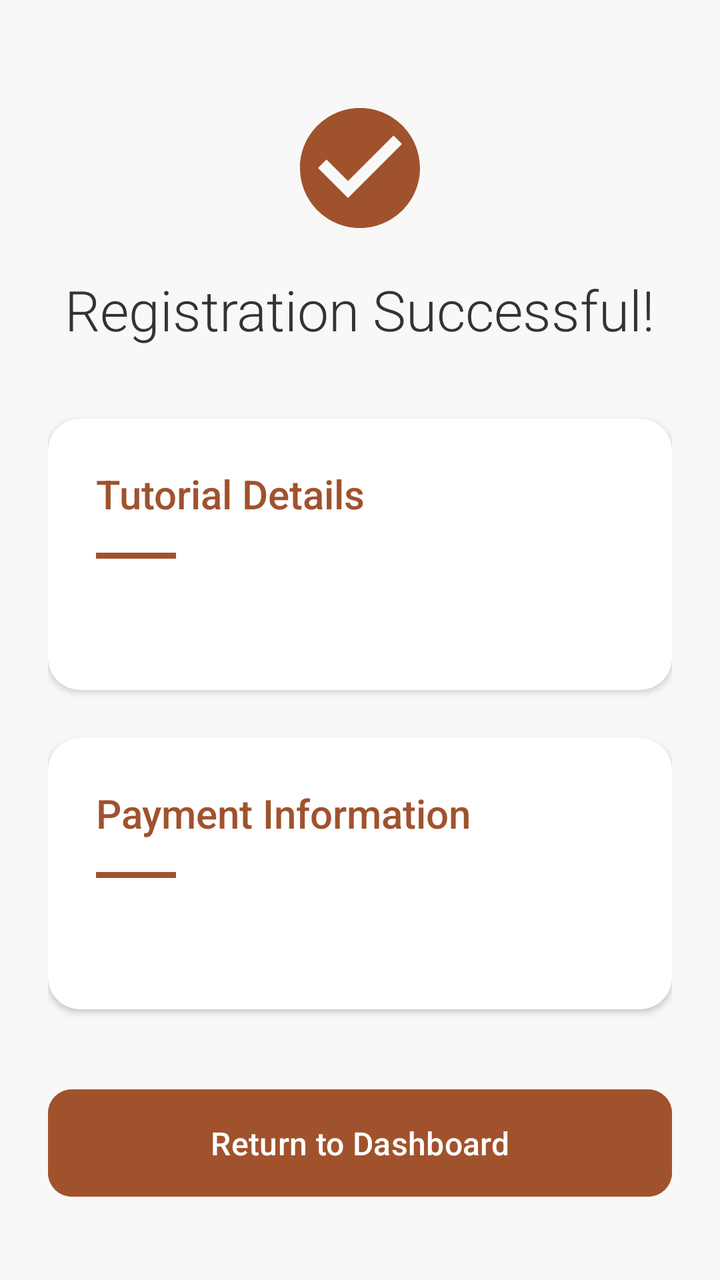
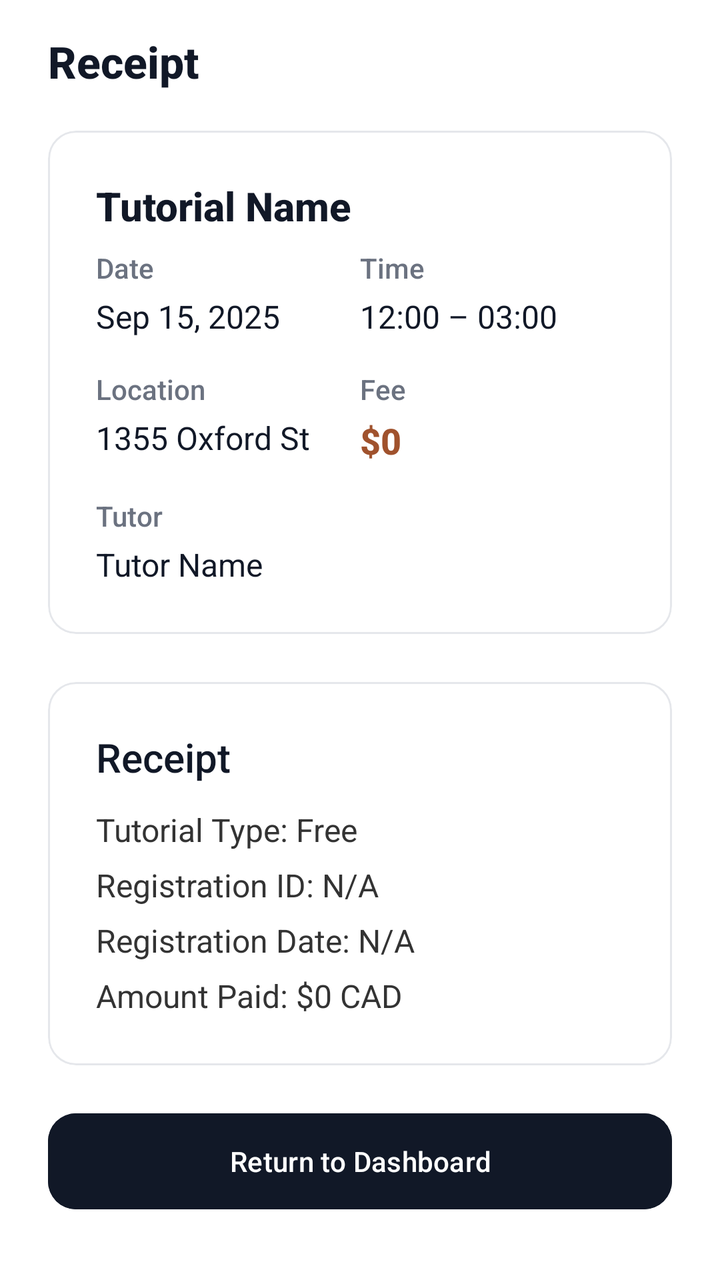

An Android layout rendered at two revisions. The XML below is the earlier revision; the diff shows what the commit changed to produce the second picture.
<!-- AndroidManifest.xml: application theme Theme.Csci3130Group1 -->
<!-- res/layout/activity_registration_confirmation.xml -->
<?xml version="1.0" encoding="utf-8"?>
<ScrollView xmlns:android="http://schemas.android.com/apk/res/android"
    xmlns:app="http://schemas.android.com/apk/res-auto"
    android:layout_width="match_parent"
    android:layout_height="match_parent"
    android:background="#F8F8F8"
    android:fillViewport="true">

    <LinearLayout
        android:layout_width="match_parent"
        android:layout_height="wrap_content"
        android:orientation="vertical"
        android:paddingHorizontal="24dp"
        android:paddingTop="48dp"
        android:paddingBottom="32dp"
        android:gravity="center_horizontal">

        
        <ImageView
            android:layout_width="72dp"
            android:layout_height="72dp"
            android:src="@drawable/ic_check_circle"
            app:tint="#A0522D"
            android:layout_marginBottom="16dp"
            android:contentDescription="Success Icon" />

        
        <TextView
            android:id="@+id/confirmation_text"
            android:layout_width="wrap_content"
            android:layout_height="wrap_content"
            android:text="Registration Successful!"
            android:textSize="28sp"
            android:fontFamily="sans-serif-light"
            android:textColor="#333333"
            android:layout_marginBottom="36dp" />

        
        <androidx.cardview.widget.CardView
            android:layout_width="match_parent"
            android:layout_height="wrap_content"
            android:layout_marginBottom="24dp"
            app:cardCornerRadius="16dp"
            app:cardElevation="2dp"
            app:cardBackgroundColor="#FFFFFF">

            <LinearLayout
                android:layout_width="match_parent"
                android:layout_height="wrap_content"
                android:orientation="vertical"
                android:padding="24dp">

                
                <TextView
                    android:layout_width="match_parent"
                    android:layout_height="wrap_content"
                    android:text="Tutorial Details"
                    android:textSize="20sp"
                    android:fontFamily="sans-serif-medium"
                    android:textColor="#A0522D"
                    android:layout_marginBottom="16dp" />

                <View
                    android:layout_width="40dp"
                    android:layout_height="3dp"
                    android:background="#A0522D"
                    android:layout_marginBottom="20dp" />

                
                <TextView
                    android:id="@+id/tutorial_details_text"
                    android:layout_width="match_parent"
                    android:layout_height="wrap_content"
                    android:textSize="16sp"
                    android:textColor="#333333"
                    android:lineSpacingExtra="6dp"
                    android:fontFamily="sans-serif" />
            </LinearLayout>
        </androidx.cardview.widget.CardView>

        
        <androidx.cardview.widget.CardView
            android:layout_width="match_parent"
            android:layout_height="wrap_content"
            android:layout_marginBottom="36dp"
            app:cardCornerRadius="16dp"
            app:cardElevation="2dp"
            app:cardBackgroundColor="#FFFFFF">

            <LinearLayout
                android:layout_width="match_parent"
                android:layout_height="wrap_content"
                android:orientation="vertical"
                android:padding="24dp">

                
                <TextView
                    android:layout_width="match_parent"
                    android:layout_height="wrap_content"
                    android:text="Payment Information"
                    android:textSize="20sp"
                    android:fontFamily="sans-serif-medium"
                    android:textColor="#A0522D"
                    android:layout_marginBottom="16dp" />

                <View
                    android:layout_width="40dp"
                    android:layout_height="3dp"
                    android:background="#A0522D"
                    android:layout_marginBottom="20dp" />

                
                <TextView
                    android:id="@+id/payment_details_text"
                    android:layout_width="match_parent"
                    android:layout_height="wrap_content"
                    android:textSize="16sp"
                    android:textColor="#333333"
                    android:lineSpacingExtra="6dp"
                    android:fontFamily="sans-serif" />
            </LinearLayout>
        </androidx.cardview.widget.CardView>

        
        <Button
            android:id="@+id/done_button"
            android:layout_width="match_parent"
            android:layout_height="wrap_content"
            android:text="Return to Dashboard"
            android:backgroundTint="#A0522D"
            android:textColor="#FFFFFF"
            android:padding="16dp"
            android:textSize="16sp"
            app:cornerRadius="12dp"
            android:elevation="0dp"
            android:textAllCaps="false"
            android:fontFamily="sans-serif-medium" />

    </LinearLayout>
</ScrollView>
<!-- resources referenced by this layout -->
<resources>
  <!-- drawable ic_check_circle (drawable) -->
  <?xml version="1.0" encoding="utf-8"?>
  <vector xmlns:android="http://schemas.android.com/apk/res/android"
      android:width="24dp"
      android:height="24dp"
      android:viewportWidth="24.0"
      android:viewportHeight="24.0">
      <path
          android:fillColor="#FF000000"
          android:pathData="M12,2C6.48,2 2,6.48 2,12s4.48,10 10,10 10,-4.48 10,-10S17.52,2 12,2zM10,17l-5,-5 1.41,-1.41L10,14.17l7.59,-7.59L19,8l-9,9z"/>
  </vector>
  <style name="Theme.Csci3130Group1" parent="Base.Theme.Csci3130Group1" />
  <style name="Base.Theme.Csci3130Group1" parent="Theme.Material3.DayNight.NoActionBar">
          
          <item name="colorPrimary">#111827</item>
          <item name="colorOnPrimary">#FFFFFF</item>
          <item name="colorSecondary">#6B7280</item>
          <item name="colorOnSecondary">#FFFFFF</item>
          
          <item name="colorPrimaryContainer">#F3F4F6</item>
          <item name="colorOnPrimaryContainer">#111827</item>
          <item name="colorSecondaryContainer">#F3F4F6</item>
          <item name="colorOnSecondaryContainer">#111827</item>
          <item name="colorTertiary">#9CA3AF</item>
          <item name="colorSurface">#FFFFFF</item>
          <item name="colorOnSurface">#111827</item>
          <item name="colorOutline">#E5E7EB</item>
          <item name="android:navigationBarColor">#FFFFFF</item>
          <item name="android:statusBarColor">#FFFFFF</item>
      </style>
</resources>

<!-- the commit's change to res/layout/activity_registration_confirmation.xml (unified diff, before → after) -->
@@ -3,7 +3,7 @@
     xmlns:app="http://schemas.android.com/apk/res-auto"
     android:layout_width="match_parent"
     android:layout_height="match_parent"
-    android:background="#F8F8F8"
+    android:background="#FFFFFF"
     android:fillViewport="true">
 
     <LinearLayout
@@ -11,38 +11,32 @@
         android:layout_height="wrap_content"
         android:orientation="vertical"
         android:paddingHorizontal="24dp"
-        android:paddingTop="48dp"
+        android:paddingTop="16dp"
         android:paddingBottom="32dp"
-        android:gravity="center_horizontal">
-
-        
-        <ImageView
-            android:layout_width="72dp"
-            android:layout_height="72dp"
-            android:src="@drawable/ic_check_circle"
-            app:tint="#A0522D"
-            android:layout_marginBottom="16dp"
-            android:contentDescription="Success Icon" />
+        android:gravity="start">
 
         
         <TextView
             android:id="@+id/confirmation_text"
             android:layout_width="wrap_content"
             android:layout_height="wrap_content"
-            android:text="Registration Successful!"
-            android:textSize="28sp"
-            android:fontFamily="sans-serif-light"
-            android:textColor="#333333"
-            android:layout_marginBottom="36dp" />
-
-        
-        <androidx.cardview.widget.CardView
+            android:text="Receipt"
+            android:textSize="22sp"
+            android:fontFamily="sans-serif-medium"
+            android:textStyle="bold"
+            android:textColor="#111827"
+            android:layout_marginBottom="20dp" />
+
+        
+        <com.google.android.material.card.MaterialCardView
             android:layout_width="match_parent"
             android:layout_height="wrap_content"
             android:layout_marginBottom="24dp"
-            app:cardCornerRadius="16dp"
-            app:cardElevation="2dp"
-            app:cardBackgroundColor="#FFFFFF">
+            app:cardCornerRadius="14dp"
+            app:cardElevation="0dp"
+            app:cardBackgroundColor="#FFFFFF"
+            app:strokeColor="#E5E7EB"
+            app:strokeWidth="1dp">
 
             <LinearLayout
                 android:layout_width="match_parent"
@@ -52,40 +46,182 @@
 
                 
                 <TextView
-                    android:layout_width="match_parent"
-                    android:layout_height="wrap_content"
-                    android:text="Tutorial Details"
+                    android:id="@+id/receiptTutorialName"
+                    android:layout_width="match_parent"
+                    android:layout_height="wrap_content"
+                    android:text="Tutorial Name"
                     android:textSize="20sp"
+                    android:textStyle="bold"
+                    android:textColor="#111827"
                     android:fontFamily="sans-serif-medium"
-                    android:textColor="#A0522D"
-                    android:layout_marginBottom="16dp" />
-
-                <View
-                    android:layout_width="40dp"
-                    android:layout_height="3dp"
-                    android:background="#A0522D"
-                    android:layout_marginBottom="20dp" />
+                    android:layout_marginBottom="8dp"/>
 
                 
                 <TextView
-                    android:id="@+id/tutorial_details_text"
-                    android:layout_width="match_parent"
-                    android:layout_height="wrap_content"
-                    android:textSize="16sp"
-                    android:textColor="#333333"
-                    android:lineSpacingExtra="6dp"
-                    android:fontFamily="sans-serif" />
+                    android:id="@+id/receiptTutorialSubject"
+                    android:layout_width="match_parent"
+                    android:layout_height="wrap_content"
+                    android:text="Subject"
+                    android:textSize="14sp"
+                    android:textColor="#6B7280"
+                    android:fontFamily="sans-serif-medium"
+                    android:layout_marginBottom="20dp"
+                    android:visibility="gone"/>
+
+                
+                <LinearLayout
+                    android:layout_width="match_parent"
+                    android:layout_height="wrap_content"
+                    android:orientation="horizontal"
+                    android:layout_marginBottom="16dp">
+
+                    <LinearLayout
+                        android:layout_width="0dp"
+                        android:layout_height="wrap_content"
+                        android:layout_weight="1"
+                        android:orientation="vertical">
+
+                        <TextView
+                            android:layout_width="wrap_content"
+                            android:layout_height="wrap_content"
+                            android:text="Date"
+                            android:textSize="14sp"
+                            android:textColor="#6B7280"
+                            android:fontFamily="sans-serif-medium"/>
+
+                        <TextView
+                            android:id="@+id/receiptTutorialDate"
+                            android:layout_width="wrap_content"
+                            android:layout_height="wrap_content"
+                            android:text="Sep 15, 2025"
+                            android:textSize="16sp"
+                            android:textColor="#111827"
+                            android:fontFamily="sans-serif"
+                            android:layout_marginTop="4dp"/>
+                    </LinearLayout>
+
+                    <LinearLayout
+                        android:layout_width="0dp"
+                        android:layout_height="wrap_content"
+                        android:layout_weight="1"
+                        android:orientation="vertical">
+
+                        <TextView
+                            android:layout_width="wrap_content"
+                            android:layout_height="wrap_content"
+                            android:text="Time"
+                            android:textSize="14sp"
+                            android:textColor="#6B7280"
+                            android:fontFamily="sans-serif-medium"/>
+
+                        <TextView
+                            android:id="@+id/receiptTutorialTime"
+                            android:layout_width="wrap_content"
+                            android:layout_height="wrap_content"
+                            android:text="12:00 – 03:00"
+                            android:textSize="16sp"
+                            android:textColor="#111827"
+                            android:fontFamily="sans-serif"
+                            android:layout_marginTop="4dp"/>
+                    </LinearLayout>
+                </LinearLayout>
+
+                
+                <LinearLayout
+                    android:layout_width="match_parent"
+                    android:layout_height="wrap_content"
+                    android:orientation="horizontal"
+                    android:layout_marginBottom="16dp">
+
+                    <LinearLayout
+                        android:layout_width="0dp"
+                        android:layout_height="wrap_content"
+                        android:layout_weight="1"
+                        android:orientation="vertical">
+
+                        <TextView
+                            android:layout_width="wrap_content"
+                            android:layout_height="wrap_content"
+                            android:text="Location"
+                            android:textSize="14sp"
+                            android:textColor="#6B7280"
+                            android:fontFamily="sans-serif-medium"/>
+
+                        <TextView
+                            android:id="@+id/receiptTutorialLocation"
+                            android:layout_width="wrap_content"
+                            android:layout_height="wrap_content"
+                            android:text="1355 Oxford St"
+                            android:textSize="16sp"
+                            android:textColor="#111827"
+                            android:fontFamily="sans-serif"
+                            android:layout_marginTop="4dp"/>
+                    </LinearLayout>
+
+                    <LinearLayout
+                        android:layout_width="0dp"
+                        android:layout_height="wrap_content"
+                        android:layout_weight="1"
+                        android:orientation="vertical">
+
+                        <TextView
+                            android:layout_width="wrap_content"
+                            android:layout_height="wrap_content"
+                            android:text="Fee"
+                            android:textSize="14sp"
+                            android:textColor="#6B7280"
+                            android:fontFamily="sans-serif-medium"/>
+
+                        <TextView
+                            android:id="@+id/receiptTutorialFee"
+                            android:layout_width="wrap_content"
+                            android:layout_height="wrap_content"
+                            android:text="$0"
+                            android:textSize="18sp"
+                            android:textStyle="bold"
+                            android:textColor="#A0522D"
+                            android:fontFamily="sans-serif-medium"
+                            android:layout_marginTop="4dp"/>
+                    </LinearLayout>
+                </LinearLayout>
+
+                
+                <LinearLayout
+                    android:layout_width="match_parent"
+                    android:layout_height="wrap_content"
+                    android:orientation="vertical">
+
+                    <TextView
+                        android:layout_width="wrap_content"
+                        android:layout_height="wrap_content"
+                        android:text="Tutor"
+                        android:textSize="14sp"
+                        android:textColor="#6B7280"
+                        android:fontFamily="sans-serif-medium"/>
+
+                    <TextView
+                        android:id="@+id/receiptTutorName"
+                        android:layout_width="wrap_content"
+                        android:layout_height="wrap_content"
+                        android:text="Tutor Name"
+                        android:textSize="16sp"
+                        android:textColor="#111827"
+                        android:fontFamily="sans-serif"
+                        android:layout_marginTop="4dp"/>
+                </LinearLayout>
             </LinearLayout>
-        </androidx.cardview.widget.CardView>
-
-        
-        <androidx.cardview.widget.CardView
+        </com.google.android.material.card.MaterialCardView>
+
+        
+        <com.google.android.material.card.MaterialCardView
             android:layout_width="match_parent"
             android:layout_height="wrap_content"
-            android:layout_marginBottom="36dp"
-            app:cardCornerRadius="16dp"
-            app:cardElevation="2dp"
-            app:cardBackgroundColor="#FFFFFF">
+            android:layout_marginBottom="24dp"
+            app:cardCornerRadius="14dp"
+            app:cardElevation="0dp"
+            app:cardBackgroundColor="#FFFFFF"
+            app:strokeColor="#E5E7EB"
+            app:strokeWidth="1dp">
 
             <LinearLayout
                 android:layout_width="match_parent"
@@ -93,48 +229,71 @@
                 android:orientation="vertical"
                 android:padding="24dp">
 
-                
                 <TextView
                     android:layout_width="match_parent"
                     android:layout_height="wrap_content"
-                    android:text="Payment Information"
+                    android:text="Receipt"
                     android:textSize="20sp"
                     android:fontFamily="sans-serif-medium"
-                    android:textColor="#A0522D"
-                    android:layout_marginBottom="16dp" />
-
-                <View
-                    android:layout_width="40dp"
-                    android:layout_height="3dp"
-                    android:background="#A0522D"
-                    android:layout_marginBottom="20dp" />
-
-                
-                <TextView
-                    android:id="@+id/payment_details_text"
-                    android:layout_width="match_parent"
-                    android:layout_height="wrap_content"
-                    android:textSize="16sp"
-                    android:textColor="#333333"
-                    android:lineSpacingExtra="6dp"
-                    android:fontFamily="sans-serif" />
+                    android:textColor="#111827"
+                    android:layout_marginBottom="12dp" />
+
+                <LinearLayout
+                    android:layout_width="match_parent"
+                    android:layout_height="wrap_content"
+                    android:orientation="vertical">
+
+                    <TextView
+                        android:id="@+id/receiptType"
+                        android:layout_width="match_parent"
+                        android:layout_height="wrap_content"
+                        android:text="Tutorial Type: Free"
+                        android:textSize="16sp"
+                        android:textColor="#333333"/>
+
+                    <TextView
+                        android:id="@+id/receiptId"
+                        android:layout_width="match_parent"
+                        android:layout_height="wrap_content"
+                        android:text="Registration ID: N/A"
+                        android:textSize="16sp"
+                        android:textColor="#333333"
+                        android:layout_marginTop="6dp"/>
+
+                    <TextView
+                        android:id="@+id/receiptDate"
+                        android:layout_width="match_parent"
+                        android:layout_height="wrap_content"
+                        android:text="Registration Date: N/A"
+                        android:textSize="16sp"
+                        android:textColor="#333333"
+                        android:layout_marginTop="6dp"/>
+
+                    <TextView
+                        android:id="@+id/receiptAmount"
+                        android:layout_width="match_parent"
+                        android:layout_height="wrap_content"
+                        android:text="Amount Paid: $0 CAD"
+                        android:textSize="16sp"
+                        android:textColor="#333333"
+                        android:layout_marginTop="6dp"/>
+                </LinearLayout>
             </LinearLayout>
-        </androidx.cardview.widget.CardView>
-
-        
-        <Button
+        </com.google.android.material.card.MaterialCardView>
+
+        
+        <com.google.android.material.button.MaterialButton
             android:id="@+id/done_button"
+            style="@style/Widget.Material3.Button"
             android:layout_width="match_parent"
             android:layout_height="wrap_content"
             android:text="Return to Dashboard"
-            android:backgroundTint="#A0522D"
+            android:textAllCaps="false"
             android:textColor="#FFFFFF"
-            android:padding="16dp"
-            android:textSize="16sp"
-            app:cornerRadius="12dp"
-            android:elevation="0dp"
-            android:textAllCaps="false"
-            android:fontFamily="sans-serif-medium" />
+            android:insetTop="0dp"
+            android:insetBottom="0dp"
+            app:cornerRadius="14dp"
+            android:backgroundTint="#111827" />
 
     </LinearLayout>
 </ScrollView>
<!-- resource entries referenced after the edit -->
@@ -1,16 +1,5 @@
 <!-- resources referenced by this layout -->
 <resources>
-  <!-- drawable ic_check_circle (drawable) -->
-  <?xml version="1.0" encoding="utf-8"?>
-  <vector xmlns:android="http://schemas.android.com/apk/res/android"
-      android:width="24dp"
-      android:height="24dp"
-      android:viewportWidth="24.0"
-      android:viewportHeight="24.0">
-      <path
-          android:fillColor="#FF000000"
-          android:pathData="M12,2C6.48,2 2,6.48 2,12s4.48,10 10,10 10,-4.48 10,-10S17.52,2 12,2zM10,17l-5,-5 1.41,-1.41L10,14.17l7.59,-7.59L19,8l-9,9z"/>
-  </vector>
   <style name="Theme.Csci3130Group1" parent="Base.Theme.Csci3130Group1" />
   <style name="Base.Theme.Csci3130Group1" parent="Theme.Material3.DayNight.NoActionBar">
           
